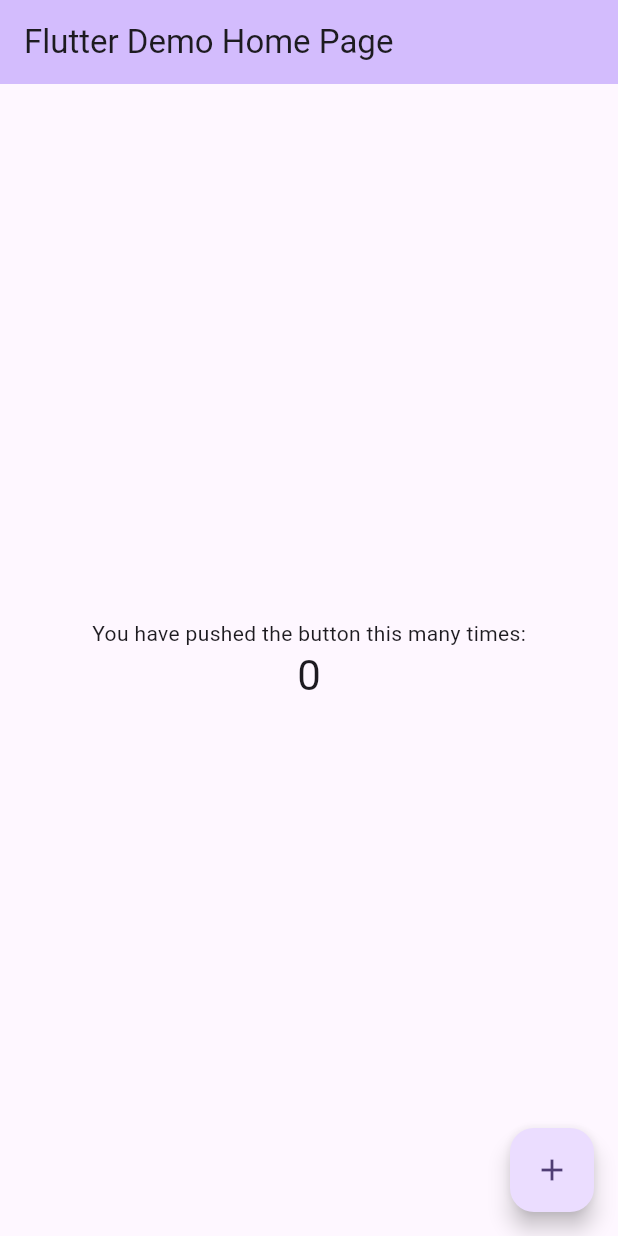
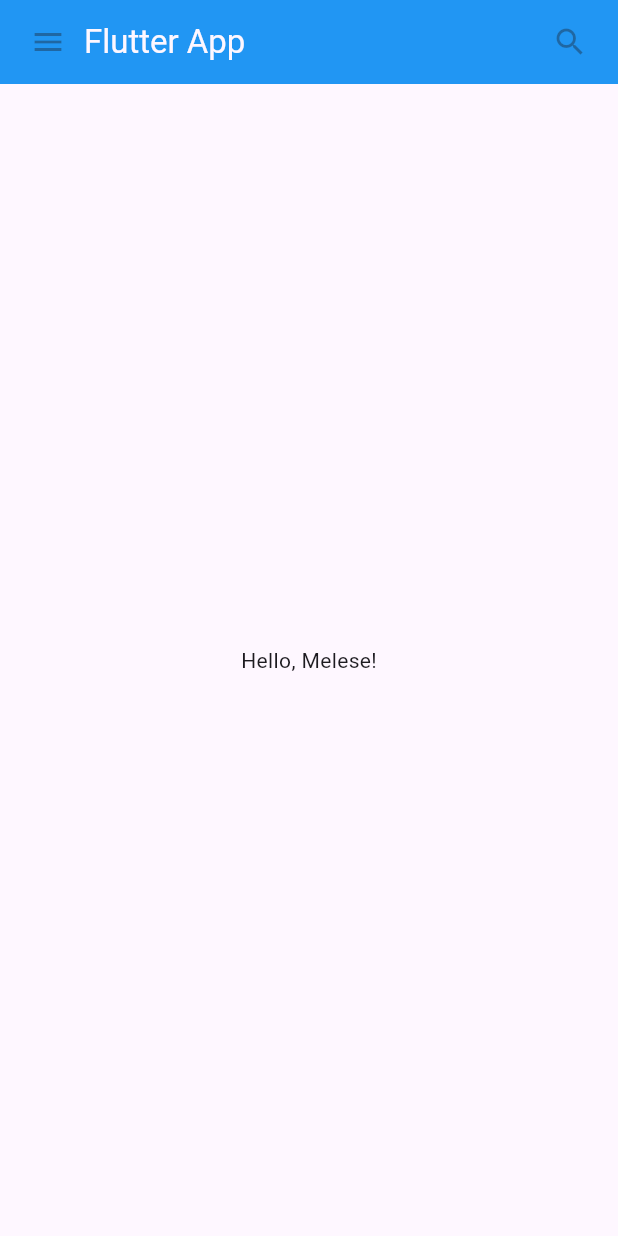
Before and after one commit to Bikila123/flutter_app, a Flutter app: the screen it shows after launch, on a phone screen of 412 x 824 dp. Run offline on Flutter 3.47's test engine with Material 3 defaults, Android fonts, the phone set to English and light mode, and no system bars.

Commit message:
hello melese

```diff
--- a/lib/main.dart
+++ b/lib/main.dart
@@ -1,125 +1,79 @@
 import 'package:flutter/material.dart';
 
-void main() {
-  runApp(const MyApp());
-}
+class MyAppBar extends StatelessWidget {
+  const MyAppBar({required this.title, super.key});
 
-class MyApp extends StatelessWidget {
-  const MyApp({super.key});
+  // Fields in a Widget subclass are always marked "final".
 
-  // This widget is the root of your application.
+  final Widget title;
+
   @override
   Widget build(BuildContext context) {
-    return MaterialApp(
-      title: 'Flutter Demo',
-      theme: ThemeData(
-        // This is the theme of your application.
-        //
-        // TRY THIS: Try running your application with "flutter run". You'll see
-        // the application has a purple toolbar. Then, without quitting the app,
-        // try changing the seedColor in the colorScheme below to Colors.green
-        // and then invoke "hot reload" (save your changes or press the "hot
-        // reload" button in a Flutter-supported IDE, or press "r" if you used
-        // the command line to start the app).
-        //
-        // Notice that the counter didn't reset back to zero; the application
-        // state is not lost during the reload. To reset the state, use hot
-        // restart instead.
-        //
-        // This works for code too, not just values: Most code changes can be
-        // tested with just a hot reload.
-        colorScheme: ColorScheme.fromSeed(seedColor: Colors.deepPurple),
-        useMaterial3: true,
+    return Container(
+      height: 56, // in logical pixels
+      padding: const EdgeInsets.symmetric(horizontal: 8),
+      decoration: BoxDecoration(color: Colors.blue[500]),
+      // Row is a horizontal, linear layout.
+      child: Row(
+        children: [
+          const IconButton(
+            icon: Icon(Icons.menu),
+            tooltip: 'Navigation menu',
+            onPressed: null, // null disables the button
+          ),
+          // Expanded expands its child
+          // to fill the available space.
+          Expanded(
+            child: title,
+          ),
+          const IconButton(
+            icon: Icon(Icons.search),
+            tooltip: 'Search',
+            onPressed: null,
+          ),
+        ],
       ),
-      home: const MyHomePage(title: 'Flutter Demo Home Page'),
     );
   }
 }
 
-class MyHomePage extends StatefulWidget {
-  const MyHomePage({super.key, required this.title});
-
-  // This widget is the home page of your application. It is stateful, meaning
-  // that it has a State object (defined below) that contains fields that affect
-  // how it looks.
-
-  // This class is the configuration for the state. It holds the values (in this
-  // case the title) provided by the parent (in this case the App widget) and
-  // used by the build method of the State. Fields in a Widget subclass are
-  // always marked "final".
-
-  final String title;
-
-  @override
-  State<MyHomePage> createState() => _MyHomePageState();
-}
-
-class _MyHomePageState extends State<MyHomePage> {
-  int _counter = 0;
-
-  void _incrementCounter() {
-    setState(() {
-      // This call to setState tells the Flutter framework that something has
-      // changed in this State, which causes it to rerun the build method below
-      // so that the display can reflect the updated values. If we changed
-      // _counter without calling setState(), then the build method would not be
-      // called again, and so nothing would appear to happen.
-      _counter++;
-    });
-  }
+class MyScaffold extends StatelessWidget {
+  const MyScaffold({super.key});
 
   @override
   Widget build(BuildContext context) {
-    // This method is rerun every time setState is called, for instance as done
-    // by the _incrementCounter method above.
-    //
-    // The Flutter framework has been optimized to make rerunning build methods
-    // fast, so that you can just rebuild anything that needs updating rather
-    // than having to individually change instances of widgets.
-    return Scaffold(
-      appBar: AppBar(
-        // TRY THIS: Try changing the color here to a specific color (to
-        // Colors.amber, perhaps?) and trigger a hot reload to see the AppBar
-        // change color while the other colors stay the same.
-        backgroundColor: Theme.of(context).colorScheme.inversePrimary,
-        // Here we take the value from the MyHomePage object that was created by
-        // the App.build method, and use it to set our appbar title.
-        title: Text(widget.title),
+    // Material is a conceptual piece
+    // of paper on which the UI appears.
+    return Material(
+      // Column is a vertical, linear layout.
+      child: Column(
+        children: [
+          MyAppBar(
+            title: Text(
+              'Flutter App',
+              style: Theme.of(context) //
+                  .primaryTextTheme
+                  .titleLarge,
+            ),
+          ),
+          const Expanded(
+            child: Center(
+              child: Text('Hello, Melese!'),
+            ),
+          ),
+        ],
       ),
-      body: Center(
-        // Center is a layout widget. It takes a single child and positions it
-        // in the middle of the parent.
-        child: Column(
-          // Column is also a layout widget. It takes a list of children and
-          // arranges them vertically. By default, it sizes itself to fit its
-          // children horizontally, and tries to be as tall as its parent.
-          //
-          // Column has various properties to control how it sizes itself and
-          // how it positions its children. Here we use mainAxisAlignment to
-          // center the children vertically; the main axis here is the vertical
-          // axis because Columns are vertical (the cross axis would be
-          // horizontal).
-          //
-          // TRY THIS: Invoke "debug painting" (choose the "Toggle Debug Paint"
-          // action in the IDE, or press "p" in the console), to see the
-          // wireframe for each widget.
-          mainAxisAlignment: MainAxisAlignment.center,
-          children: <Widget>[
-            const Text(
-              'You have pushed the button this many times:',
-            ),
-            Text(
-              '$_counter',
-              style: Theme.of(context).textTheme.headlineMedium,
-            ),
-          ],
-        ),
-      ),
-      floatingActionButton: FloatingActionButton(
-        onPressed: _incrementCounter,
-        tooltip: 'Increment',
-        child: const Icon(Icons.add),
-      ), // This trailing comma makes auto-formatting nicer for build methods.
     );
   }
 }
+
+void main() {
+  runApp(
+    const MaterialApp(
+      title: 'My app', // used by the OS task switcher
+      home: SafeArea(
+        child: MyScaffold(),
+      ),
+    ),
+  );
+}
```
Also changed, not shown: 1 other file.
